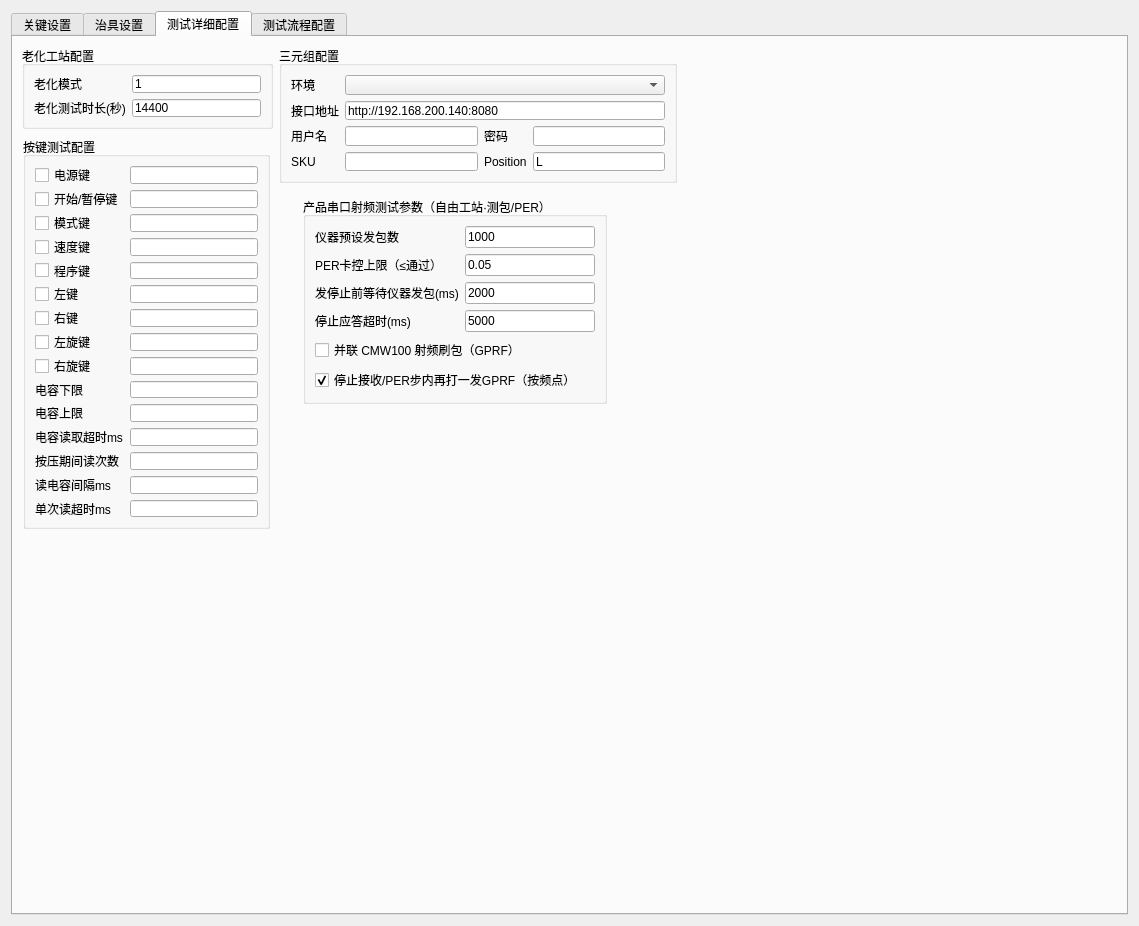
The window that agreement/qset/qsetting.ui (yuhuang163/test) describes before a commit, drawn with Qt 5.
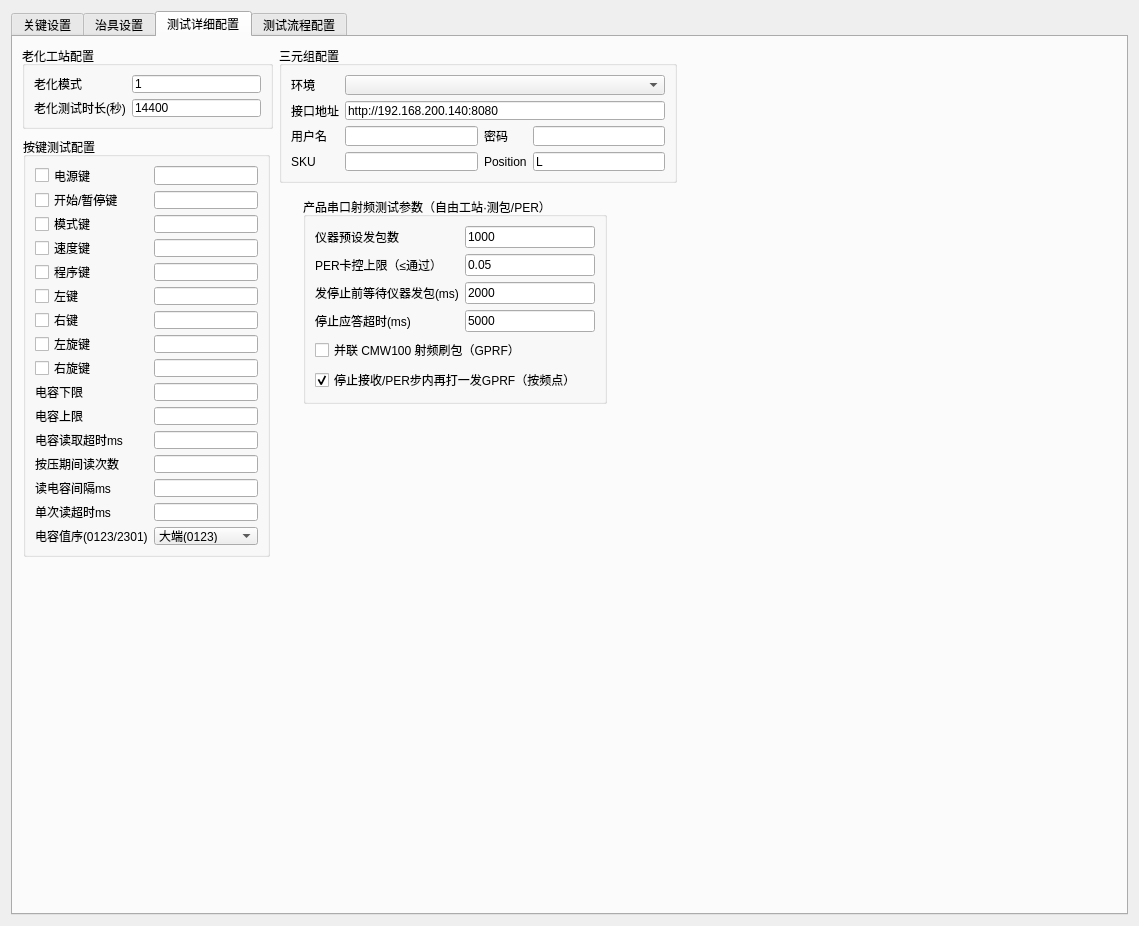
The same window after the commit.

Commit message: 电容值大小端序问题已解决

Diff of the .ui file:
```diff
--- a/agreement/qset/qsetting.ui
+++ b/agreement/qset/qsetting.ui
@@ -2940,7 +2940,7 @@
          <x>10</x>
          <y>100</y>
          <width>247</width>
-         <height>392</height>
+         <height>420</height>
         </rect>
        </property>
        <property name="title">
@@ -3097,6 +3097,27 @@
         <item row="14" column="1">
          <widget class="QLineEdit" name="lineEdit_KeyCapSingleReadTimeoutMs"/>
         </item>
+        <item row="15" column="0">
+         <widget class="QLabel" name="label_KeyCapValueEndian">
+          <property name="text">
+           <string>电容值序(0123/2301)</string>
+          </property>
+         </widget>
+        </item>
+        <item row="15" column="1">
+         <widget class="QComboBox" name="comboBox_KeyCapValueEndian">
+          <item>
+           <property name="text">
+            <string>大端(0123)</string>
+           </property>
+          </item>
+          <item>
+           <property name="text">
+            <string>小端(2301)</string>
+           </property>
+          </item>
+         </widget>
+        </item>
        </layout>
       </widget>
       <widget class="QGroupBox" name="groupBox_brushInstrument">
```
The commit also changes 5 other files.
